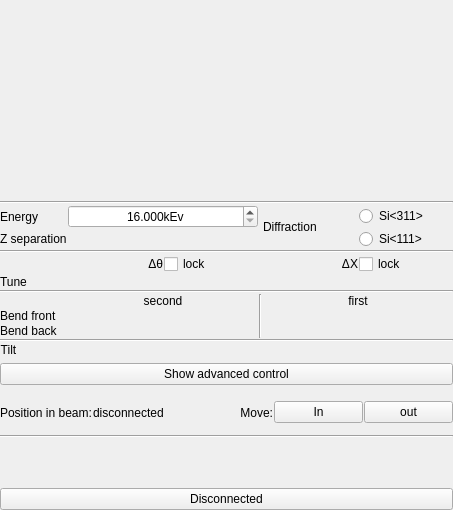
This is mono/monoGui/monoGui.ui in MatthewJCameron/imbl as Qt 5 draws it before an edit. The edited form follows.
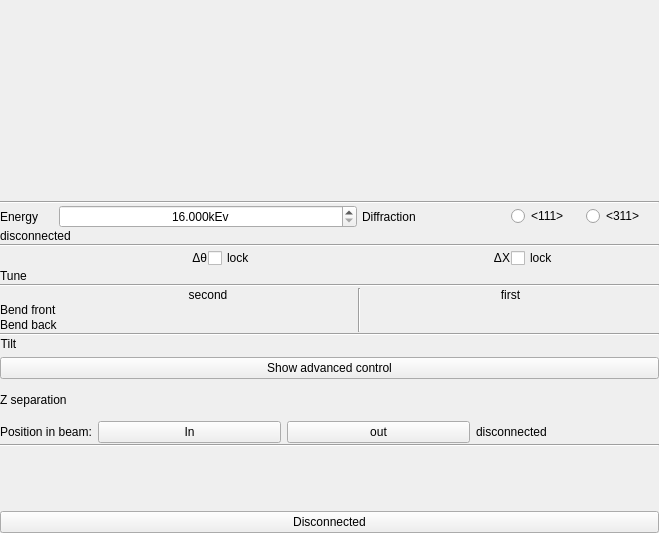
This is the edited form. Icons and pictures are not drawn. Custom widgets are drawn as their Qt base class.

Commit message: modified:   filters/filtersBase/filters.cpp 	modified:   mono/monoBase/mono.cpp 	modified:   mono/monoBase/mono.h 	modified:   mono/monoGui/mono-scheme.png 	modified:   mono/monoGui/monoGui.cpp 	modified:   mono/monoGui/monoGui.h 	modified:   mono/monoGui/monoGui.ui 	modified:   mono/monoGui/tuner.cpp 	modified:   qimbl/qimbl.cpp 	modified:   qimbl/valuebar.cpp

The edit to the form file:
```diff
--- a/mono/monoGui/monoGui.ui
+++ b/mono/monoGui/monoGui.ui
@@ -6,8 +6,8 @@
    <rect>
     <x>0</x>
     <y>0</y>
-    <width>453</width>
-    <height>510</height>
+    <width>659</width>
+    <height>533</height>
    </rect>
   </property>
   <property name="sizePolicy">
@@ -63,6 +63,26 @@
         <property name="spacing">
          <number>1</number>
         </property>
+        <item row="6" column="1" colspan="2">
+         <widget class="QLabel" name="label_8">
+          <property name="text">
+           <string>second</string>
+          </property>
+          <property name="alignment">
+           <set>Qt::AlignCenter</set>
+          </property>
+         </widget>
+        </item>
+        <item row="3" column="4">
+         <widget class="QLabel" name="label_4">
+          <property name="text">
+           <string>ΔX</string>
+          </property>
+          <property name="alignment">
+           <set>Qt::AlignRight|Qt::AlignTrailing|Qt::AlignVCenter</set>
+          </property>
+         </widget>
+        </item>
         <item row="0" column="0">
          <widget class="QLabel" name="label">
           <property name="text">
@@ -70,26 +90,6 @@
           </property>
          </widget>
         </item>
-        <item row="0" column="4" rowspan="2">
-         <widget class="QLabel" name="label_5">
-          <property name="text">
-           <string>Diffraction</string>
-          </property>
-         </widget>
-        </item>
-        <item row="0" column="5">
-         <widget class="QRadioButton" name="si311">
-          <property name="toolTip">
-           <string>For 31-195 kEv</string>
-          </property>
-          <property name="text">
-           <string>Si&lt;311&gt;</string>
-          </property>
-          <attribute name="buttonGroup">
-           <string notr="true">diffractions</string>
-          </attribute>
-         </widget>
-        </item>
         <item row="0" column="1" colspan="2">
          <widget class="QMDoubleSpinBox" name="energy">
           <property name="toolTip">
@@ -112,32 +112,6 @@
           </property>
          </widget>
         </item>
-        <item row="1" column="0">
-         <widget class="QLabel" name="label_3">
-          <property name="text">
-           <string>Z separation</string>
-          </property>
-         </widget>
-        </item>
-        <item row="1" column="1" colspan="2">
-         <widget class="Tuner" name="z2tuner" native="true"/>
-        </item>
-        <item row="1" column="5">
-         <widget class="QRadioButton" name="si111">
-          <property name="toolTip">
-           <string>For 16-100 kEv</string>
-          </property>
-          <property name="text">
-           <string>Si&lt;111&gt;</string>
-          </property>
-          <attribute name="buttonGroup">
-           <string notr="true">diffractions</string>
-          </attribute>
-         </widget>
-        </item>
-        <item row="8" column="4" colspan="2">
-         <widget class="Tuner" name="bend1back" native="true"/>
-        </item>
         <item row="4" column="0">
          <widget class="QLabel" name="label_11">
           <property name="sizePolicy">
@@ -151,25 +125,6 @@
           </property>
          </widget>
         </item>
-        <item row="7" column="4" colspan="2">
-         <widget class="Tuner" name="bend1front" native="true"/>
-        </item>
-        <item row="6" column="1" colspan="2">
-         <widget class="QLabel" name="label_8">
-          <property name="text">
-           <string>second</string>
-          </property>
-          <property name="alignment">
-           <set>Qt::AlignCenter</set>
-          </property>
-         </widget>
-        </item>
-        <item row="4" column="1" colspan="2">
-         <widget class="Tuner" name="tuneBragg" native="true"/>
-        </item>
-        <item row="4" column="4" colspan="2">
-         <widget class="Tuner" name="tuneX" native="true"/>
-        </item>
         <item row="3" column="1">
          <widget class="QLabel" name="label_2">
           <property name="text">
@@ -180,16 +135,6 @@
           </property>
          </widget>
         </item>
-        <item row="3" column="4">
-         <widget class="QLabel" name="label_4">
-          <property name="text">
-           <string>ΔX</string>
-          </property>
-          <property name="alignment">
-           <set>Qt::AlignRight|Qt::AlignTrailing|Qt::AlignVCenter</set>
-          </property>
-         </widget>
-        </item>
         <item row="3" column="2">
          <widget class="QCheckBox" name="lockBragg">
           <property name="toolTip">
@@ -217,12 +162,6 @@
           </property>
          </widget>
         </item>
-        <item row="8" column="1" colspan="2">
-         <widget class="Tuner" name="bend2back" native="true"/>
-        </item>
-        <item row="10" column="1" colspan="2">
-         <widget class="Tuner" name="tilt2" native="true"/>
-        </item>
         <item row="10" column="0">
          <widget class="QLabel" name="label_10">
           <property name="sizePolicy">
@@ -259,22 +198,6 @@
           </property>
          </widget>
         </item>
-        <item row="6" column="4" colspan="2">
-         <widget class="QLabel" name="label_9">
-          <property name="text">
-           <string>first</string>
-          </property>
-          <property name="alignment">
-           <set>Qt::AlignCenter</set>
-          </property>
-         </widget>
-        </item>
-        <item row="7" column="1" colspan="2">
-         <widget class="Tuner" name="bend2front" native="true"/>
-        </item>
-        <item row="10" column="4" colspan="2">
-         <widget class="Tuner" name="tilt1" native="true"/>
-        </item>
         <item row="9" column="0" colspan="6">
          <widget class="Line" name="line_7">
           <property name="orientation">
@@ -296,6 +219,84 @@
           </property>
          </widget>
         </item>
+        <item row="10" column="1" colspan="2">
+         <widget class="Tuner" name="tilt2" native="true"/>
+        </item>
+        <item row="4" column="1" colspan="2">
+         <widget class="Tuner" name="tuneBragg" native="true"/>
+        </item>
+        <item row="7" column="1" colspan="2">
+         <widget class="Tuner" name="bend2front" native="true"/>
+        </item>
+        <item row="6" column="4" colspan="2">
+         <widget class="QLabel" name="label_9">
+          <property name="text">
+           <string>first</string>
+          </property>
+          <property name="alignment">
+           <set>Qt::AlignCenter</set>
+          </property>
+         </widget>
+        </item>
+        <item row="7" column="4" colspan="2">
+         <widget class="Tuner" name="bend1front" native="true"/>
+        </item>
+        <item row="8" column="4" colspan="2">
+         <widget class="Tuner" name="bend1back" native="true"/>
+        </item>
+        <item row="8" column="1" colspan="2">
+         <widget class="Tuner" name="bend2back" native="true"/>
+        </item>
+        <item row="4" column="4" colspan="2">
+         <widget class="Tuner" name="tuneX" native="true"/>
+        </item>
+        <item row="10" column="4" colspan="2">
+         <widget class="Tuner" name="tilt1" native="true"/>
+        </item>
+        <item row="0" column="4">
+         <widget class="QLabel" name="label_5">
+          <property name="text">
+           <string>Diffraction</string>
+          </property>
+         </widget>
+        </item>
+        <item row="0" column="5">
+         <layout class="QHBoxLayout" name="horizontalLayout">
+          <item>
+           <widget class="QRadioButton" name="si111">
+            <property name="toolTip">
+             <string>For 16-100 kEv</string>
+            </property>
+            <property name="text">
+             <string>&lt;111&gt;</string>
+            </property>
+            <attribute name="buttonGroup">
+             <string notr="true">diffractions</string>
+            </attribute>
+           </widget>
+          </item>
+          <item>
+           <widget class="QRadioButton" name="si311">
+            <property name="toolTip">
+             <string>For 31-195 kEv</string>
+            </property>
+            <property name="text">
+             <string>&lt;311&gt;</string>
+            </property>
+            <attribute name="buttonGroup">
+             <string notr="true">diffractions</string>
+            </attribute>
+           </widget>
+          </item>
+         </layout>
+        </item>
+        <item row="1" column="0" colspan="6">
+         <widget class="QLabel" name="currentThetas">
+          <property name="text">
+           <string>disconnected</string>
+          </property>
+         </widget>
+        </item>
        </layout>
       </item>
      </layout>
@@ -331,14 +332,39 @@
           <verstretch>0</verstretch>
          </sizepolicy>
         </property>
-        <layout class="QHBoxLayout" name="horizontalLayout">
-         <property name="spacing">
-          <number>1</number>
-         </property>
+        <layout class="QGridLayout" name="gridLayout_2">
          <property name="margin">
           <number>0</number>
          </property>
-         <item>
+         <item row="1" column="2">
+          <widget class="QPushButton" name="moveOut">
+           <property name="text">
+            <string>out</string>
+           </property>
+          </widget>
+         </item>
+         <item row="1" column="3">
+          <widget class="QLabel" name="currentInOut">
+           <property name="text">
+            <string>disconnected</string>
+           </property>
+          </widget>
+         </item>
+         <item row="0" column="0">
+          <widget class="QLabel" name="label_3">
+           <property name="text">
+            <string>Z separation</string>
+           </property>
+          </widget>
+         </item>
+         <item row="1" column="1">
+          <widget class="QPushButton" name="moveIn">
+           <property name="text">
+            <string>In</string>
+           </property>
+          </widget>
+         </item>
+         <item row="1" column="0">
           <widget class="QLabel" name="label_14">
            <property name="sizePolicy">
             <sizepolicy hsizetype="Fixed" vsizetype="Preferred">
@@ -351,36 +377,8 @@
            </property>
           </widget>
          </item>
-         <item>
-          <widget class="QLabel" name="currentInOut">
-           <property name="text">
-            <string>disconnected</string>
-           </property>
-          </widget>
-         </item>
-         <item>
-          <widget class="QLabel" name="label_15">
-           <property name="text">
-            <string>Move:</string>
-           </property>
-           <property name="alignment">
-            <set>Qt::AlignRight|Qt::AlignTrailing|Qt::AlignVCenter</set>
-           </property>
-          </widget>
-         </item>
-         <item>
-          <widget class="QPushButton" name="moveIn">
-           <property name="text">
-            <string>In</string>
-           </property>
-          </widget>
-         </item>
-         <item>
-          <widget class="QPushButton" name="moveOut">
-           <property name="text">
-            <string>out</string>
-           </property>
-          </widget>
+         <item row="0" column="1" colspan="3">
+          <widget class="Tuner" name="z2tuner" native="true"/>
          </item>
         </layout>
        </widget>
```
The commit also changes 9 other files.
